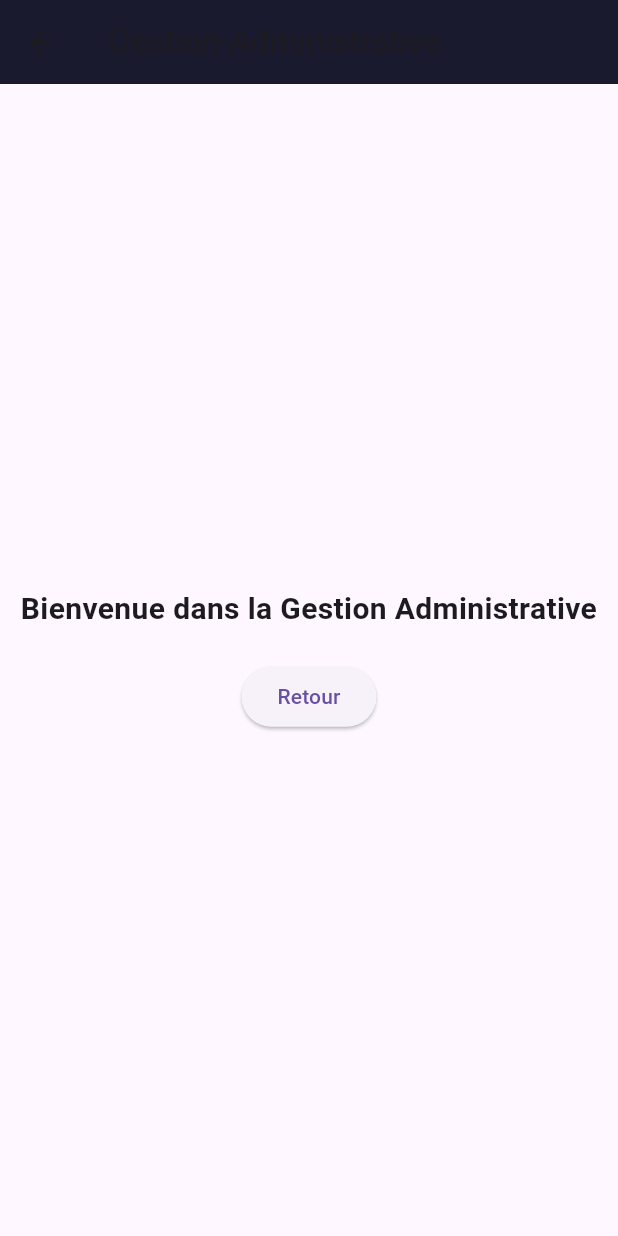
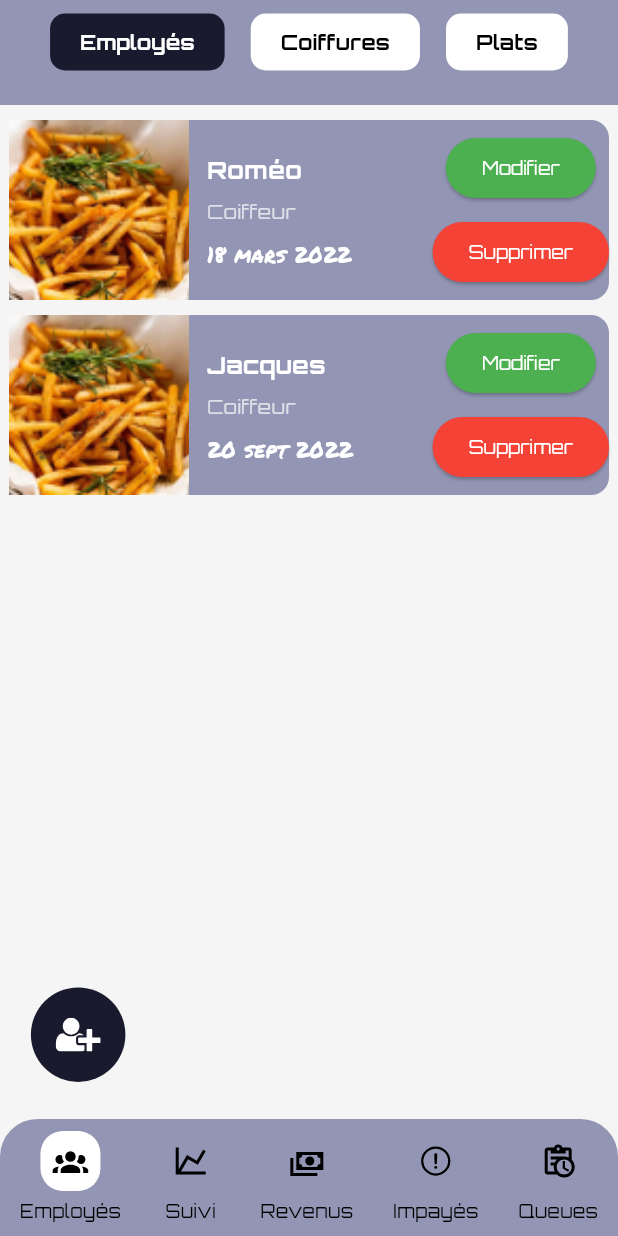
Before and after one commit to hdlcp/H.M-Admin, a Flutter app: the ConnexionScreen screen opened by its route, after a tap on "Se connecter", on a phone screen of 412 x 824 dp. Run offline on Flutter 3.47's test engine with Material 3 defaults, Android fonts, the light colour scheme and no system bars; our stand-ins replace flutter_spinkit, flutter_svg; project files that could hold a hidden picture were left out.

Commit message:
debut screen admin

```diff
--- a/lib/app/app_routes.dart
+++ b/lib/app/app_routes.dart
@@ -9,6 +9,11 @@ import '../screens/choice_payment_screen.dart';
 import '../screens/resto_payment_screen.dart';
 import '../screens/details_commande_screen.dart'; // Ajouter ce fichier
 import '../screens/commande_fait_screen.dart'; // Ajouter ce fichier
+import '../screens/gestion_employes_screen.dart'; // L'écran Employés
+import '../screens/suivi_screen.dart'; // L'écran Suivi
+import '../screens/revenus_screen.dart'; // L'écran Revenus
+import '../screens/impayes_screen.dart'; // L'écran Impayés
+import '../screens/queues_screen.dart'; // L'écran Queues
 
 class AppRoutes {
   // Définition des constantes de routes
@@ -24,6 +29,11 @@ class AppRoutes {
   static const String RestoPayment = '/restoPayment';
   static const String detailsCommandeScreen = '/details_commande_screen';
   static const String commandeFaitScreen = '/commande_fait_screen';
+  static const String gestionEmployesScreen = '/employesScreen';
+  static const String suiviScreen = '/suiviScreen';
+  static const String revenusScreen = '/revenusScreen';
+  static const String impayesScreen = '/impayesScreen';
+  static const String queuesScreen = '/queuesScreen';
 
   // Gestionnaire des routes
   static Route<dynamic> generateRoute(RouteSettings settings) {
@@ -80,6 +90,18 @@ class AppRoutes {
         return MaterialPageRoute(
           builder: (_) => CommandeFaitScreen(clientName: args['clientName']!),
         );
+
+      case suiviScreen:
+      //  return MaterialPageRoute(builder: (_) => SuiviScreen());
+      case revenusScreen:
+      //return MaterialPageRoute(builder: (_) => RevenusScreen());
+      case impayesScreen:
+      //  return MaterialPageRoute(builder: (_) => ImpayesScreen());
+      case queuesScreen:
+      //  return MaterialPageRoute(builder: (_) => QueuesScreen());
+      case gestionEmployesScreen:
+        return MaterialPageRoute(builder: (_) => GestionEmployesScreen());
+
       default:
         return MaterialPageRoute(
           builder: (_) => const Scaffold(
--- a/lib/screens/connexion_screen.dart
+++ b/lib/screens/connexion_screen.dart
@@ -205,7 +205,7 @@ class _ConnexionScreenState extends State<ConnexionScreen> {
   void _navigateBasedOnTitle(BuildContext context) {
     switch (widget.title) {
       case "Gestion Administrative":
-        Navigator.pushNamed(context, AppRoutes.adminHome);
+        Navigator.pushNamed(context, AppRoutes.gestionEmployesScreen);
         break;
       case "Gestion des Clients et Paiements":
         Navigator.pushNamed(context, AppRoutes.caissiereHome);
--- /dev/null
+++ b/lib/screens/custom_tab_bar.dart
@@ -0,0 +1,102 @@
+import 'package:flutter/material.dart';
+import 'package:flutter_svg/flutter_svg.dart';
+import '../app/app_routes.dart';
+
+class CustomTabBar extends StatefulWidget {
+  final int currentIndex; // L'index de l'écran actuel
+
+  const CustomTabBar({Key? key, required this.currentIndex}) : super(key: key);
+
+  @override
+  _CustomTabBarState createState() => _CustomTabBarState();
+}
+
+class _CustomTabBarState extends State<CustomTabBar> {
+  // Liste des onglets (icônes, titres, et routes)
+  final List<Map<String, dynamic>> _tabs = [
+    {
+      "icon": "assets/icons/employes.svg",
+      "label": "Employés",
+      "route":
+          AppRoutes.gestionEmployesScreen, // Correction pour utiliser AppRoutes
+    },
+    {
+      "icon": "assets/icons/suivi.svg",
+      "label": "Suivi",
+      "route": AppRoutes.suiviScreen,
+    },
+    {
+      "icon": "assets/icons/revenus.svg",
+      "label": "Revenus",
+      "route": AppRoutes.revenusScreen,
+    },
+    {
+      "icon": "assets/icons/impayes.svg",
+      "label": "Impayés",
+      "route": AppRoutes.impayesScreen,
+    },
+    {
+      "icon": "assets/icons/queues.svg",
+      "label": "Queues",
+      "route": AppRoutes.queuesScreen,
+    },
+  ];
+
+  @override
+  Widget build(BuildContext context) {
+    return Container(
+      decoration: const BoxDecoration(
+        color: Color(0xFF9295B3), // Couleur de fond du TabBar
+        borderRadius: BorderRadius.only(
+          topLeft: Radius.circular(25), // Arrondi gauche
+          topRight: Radius.circular(25), // Arrondi droite
+        ),
+      ),
+      padding: const EdgeInsets.symmetric(vertical: 8), // Espacement vertical
+      child: Row(
+        mainAxisAlignment: MainAxisAlignment.spaceAround,
+        children: List.generate(_tabs.length, (index) {
+          final isActive = widget.currentIndex == index; // Vérifie si actif
+
+          return GestureDetector(
+            onTap: () {
+              if (widget.currentIndex != index) {
+                Navigator.pushNamed(context, _tabs[index]['route']);
+                // Redirige vers un autre écran uniquement si nécessaire
+              }
+            },
+            child: Column(
+              mainAxisSize: MainAxisSize.min,
+              children: [
+                Container(
+                  padding:
+                      const EdgeInsets.all(8), // Marges internes pour l'icône
+                  decoration: BoxDecoration(
+                    color: isActive
+                        ? Colors.white
+                        : Colors.transparent, // Fond blanc si actif
+                    borderRadius: BorderRadius.circular(15), // Arrondi actif
+                  ),
+                  child: SvgPicture.asset(
+                    _tabs[index]['icon']!, // Icône SVG
+                    color: Colors.black, // Couleur de l'icône
+                    height: 24, // Taille de l'icône
+                  ),
+                ),
+                const SizedBox(height: 5), // Espacement entre icône et texte
+                Text(
+                  _tabs[index]['label']!, // Texte du bouton
+                  style: const TextStyle(
+                    fontFamily: 'Orbitron', // Police Orbitron
+                    fontSize: 12, // Taille du texte
+                    color: Colors.black, // Couleur du texte
+                  ),
+                ),
+              ],
+            ),
+          );
+        }),
+      ),
+    );
+  }
+}
--- /dev/null
+++ b/lib/screens/gestion_employes_screen.dart
@@ -0,0 +1,397 @@
+import 'package:flutter/material.dart';
+import '../screens/custom_tab_bar.dart';
+import 'package:flutter_svg/flutter_svg.dart';
+
+class GestionEmployesScreen extends StatefulWidget {
+  const GestionEmployesScreen({Key? key}) : super(key: key);
+
+  @override
+  State<GestionEmployesScreen> createState() => _GestionEmployesScreenState();
+}
+
+class _GestionEmployesScreenState extends State<GestionEmployesScreen>
+    with SingleTickerProviderStateMixin {
+  late TabController _tabController;
+
+  @override
+  void initState() {
+    super.initState();
+    _tabController = TabController(length: 3, vsync: this);
+  }
+
+  @override
+  void dispose() {
+    _tabController.dispose();
+    super.dispose();
+  }
+
+  @override
+  Widget build(BuildContext context) {
+    return Scaffold(
+      backgroundColor: const Color(0xFFF5F5F5),
+      appBar: PreferredSize(
+        preferredSize: const Size.fromHeight(70),
+        child: AppBar(
+          backgroundColor: const Color(0xFF9295B3),
+          elevation: 0,
+          automaticallyImplyLeading: false,
+          title: Row(
+            mainAxisAlignment: MainAxisAlignment.spaceEvenly,
+            children: [
+              // Bouton Employés
+              GestureDetector(
+                onTap: () {
+                  setState(() {
+                    _tabController.index = 0; // Change d'onglet
+                  });
+                },
+                child: Container(
+                  padding:
+                      const EdgeInsets.symmetric(vertical: 10, horizontal: 20),
+                  decoration: BoxDecoration(
+                    color: _tabController.index == 0
+                        ? const Color(0xFF191A2D) // Couleur active
+                        : Colors.white, // Couleur inactive
+                    borderRadius: BorderRadius.circular(10),
+                  ),
+                  child: Text(
+                    'Employés',
+                    style: TextStyle(
+                      fontFamily: 'Orbitron',
+                      fontSize: 14,
+                      fontWeight: FontWeight.bold,
+                      color: _tabController.index == 0
+                          ? Colors.white // Texte blanc si actif
+                          : Colors.black, // Texte noir si inactif
+                    ),
+                  ),
+                ),
+              ),
+
+              // Bouton Coiffures
+              GestureDetector(
+                onTap: () {
+                  setState(() {
+                    _tabController.index = 1; // Change d'onglet
+                  });
+                },
+                child: Container(
+                  padding:
+                      const EdgeInsets.symmetric(vertical: 10, horizontal: 20),
+                  decoration: BoxDecoration(
+                    color: _tabController.index == 1
+                        ? const Color(0xFF191A2D) // Couleur active
+                        : Colors.white, // Couleur inactive
+                    borderRadius: BorderRadius.circular(10),
+                  ),
+                  child: Text(
+                    'Coiffures',
+                    style: TextStyle(
+                      fontFamily: 'Orbitron',
+                      fontSize: 14,
+                      fontWeight: FontWeight.bold,
+                      color: _tabController.index == 1
+                          ? Colors.white // Texte blanc si actif
+                          : Colors.black, // Texte noir si inactif
+                    ),
+                  ),
+                ),
+              ),
+
+              // Bouton Plats
+              GestureDetector(
+                onTap: () {
+                  setState(() {
+                    _tabController.index = 2; // Change d'onglet
+                  });
+                },
+                child: Container(
+                  padding:
+                      const EdgeInsets.symmetric(vertical: 10, horizontal: 20),
+                  decoration: BoxDecoration(
+                    color: _tabController.index == 2
+                        ? const Color(0xFF191A2D) // Couleur active
+                        : Colors.white, // Couleur inactive
+                    borderRadius: BorderRadius.circular(10),
+                  ),
+                  child: Text(
+                    'Plats',
+                    style: TextStyle(
+                      fontFamily: 'Orbitron',
+                      fontSize: 14,
+                      fontWeight: FontWeight.bold,
+                      color: _tabController.index == 2
+                          ? Colors.white // Texte blanc si actif
+                          : Colors.black, // Texte noir si inactif
+                    ),
+                  ),
+                ),
+              ),
+            ],
+          ),
+        ),
+      ),
+
+      body: Stack(
+        children: [
+          TabBarView(
+            controller: _tabController,
+            children: [
+              _buildEmployesTab(),
+              _buildCoiffuresTab(),
+              _buildPlatsTab(),
+            ],
+          ),
+          Positioned(
+            bottom: MediaQuery.of(context).size.height *
+                0.03, // Position verticale adaptable
+            left: MediaQuery.of(context).size.width *
+                0.05, // Position horizontale totalement à gauche
+            child: GestureDetector(
+              onTap: () {
+                Navigator.pushNamed(context, '/addItemPage');
+              },
+              child: Container(
+                width: 63, // Diamètre du bouton
+                height: 63, // Diamètre du bouton
+                decoration: BoxDecoration(
+                  color: const Color(0xFF191A2D), // Couleur de fond
+                  shape: BoxShape.circle, // Forme circulaire
+                ),
+                child: Center(
+                  child: SvgPicture.asset(
+                    'assets/icons/add_icon.svg', // Chemin de l'icône SVG
+                    color: Colors.white, // Couleur de l'icône
+                    width: 30, // Taille de l'icône
+                    height: 30, // Taille de l'icône
+                  ),
+                ),
+              ),
+            ),
+          )
+        ],
+      ),
+      // Ajout de la CustomTabBar ici
+      bottomNavigationBar: const CustomTabBar(
+        currentIndex: 0, // L'onglet actif est "Employés"
+      ),
+    );
+  }
+
+  Widget _buildEmployesTab() {
+    final List<Map<String, dynamic>> employees = [
+      {
+        "name": "Roméo",
+        "post": "Coiffeur",
+        "date": "18 mars 2022",
+        "img": "assets/images/food_1.png",
+        "status": true
+      },
+      {
+        "name": "Jacques",
+        "post": "Coiffeur",
+        "date": "20 sept 2022",
+        "img": "assets/images/food_1.png",
+        "status": true
+      },
+    ];
+
+    return ListView.builder(
+      padding: const EdgeInsets.only(top: 10, bottom: 10, right: 6, left: 6),
+      itemCount: employees.length,
+      itemBuilder: (context, index) {
+        final employee = employees[index];
+        return _buildBox(
+          image: employee['img']!,
+          title: employee['name']!,
+          subtitle: employee['post']!, // Correction
+          info: employee['date']!, // Correction
+          status: employee['status']!,
+          onEdit: () => Navigator.pushNamed(context, '/editEmployeePage'),
+          onDelete: () => Navigator.pushNamed(context, '/deleteEmployeePage'),
+        );
+      },
+    );
+  }
+
+  Widget _buildCoiffuresTab() {
+    final List<Map<String, dynamic>> coiffures = [
+      {
+        "name": "Barbe Ronde",
+        "category": "Taille de barbe",
+        "price": "2000 CFA",
+        "img": "assets/images/food_1.png",
+        "status": true
+      },
+      {
+        "name": "Rasta",
+        "category": "Coupe de cheveux",
+        "price": "2500 CFA",
+        "img": "assets/images/food_1.png",
+        "status": true
+      },
+    ];
+
+    return ListView.builder(
+      padding: const EdgeInsets.only(top: 10, bottom: 10, right: 6, left: 6),
+      itemCount: coiffures.length,
+      itemBuilder: (context, index) {
+        final coiffure = coiffures[index];
+        return _buildBox(
+          image: coiffure['img']!,
+          title: coiffure['name']!,
+          subtitle: coiffure['category']!,
+          info: coiffure['price']!,
+          status: coiffure['status']!,
+          onEdit: () => Navigator.pushNamed(context, '/editCoiffurePage'),
+          onDelete: () => Navigator.pushNamed(context, '/deleteCoiffurePage'),
+        );
+      },
+    );
+  }
+
+  Widget _buildPlatsTab() {
+    final List<Map<String, dynamic>> plats = [
+      {
+        "name": "Hamburger",
+        "price": "2000 CFA",
+        "img": "assets/images/food_1.png",
+        "status": true
+      },
+      {
+        "name": "Pizza",
+        "price": "2000 CFA",
+        "img": "assets/images/food_1.png",
+        "status": false
+      },
+    ];
+
+    return ListView.builder(
+      padding: const EdgeInsets.only(top: 10, bottom: 10, right: 6, left: 6),
+      itemCount: plats.length,
+      itemBuilder: (context, index) {
+        final plat = plats[index];
+        return _buildBox(
+          image: plat['img']!,
+          title: plat['name']!,
+          subtitle: "", // Correction
+          info: plat['price']!,
+          status: plat['status']!,
+          onEdit: () => Navigator.pushNamed(context, '/editPlatPage'),
+          onDelete: () => Navigator.pushNamed(context, '/deletePlatPage'),
+        );
+      },
+    );
+  }
+
+  Widget _buildBox({
+    required String image,
+    required String title,
+    required String subtitle,
+    required String info,
+    required bool status,
+    required VoidCallback onEdit,
+    required VoidCallback onDelete,
+  }) {
+    return Container(
+      margin: const EdgeInsets.only(bottom: 10),
+      decoration: BoxDecoration(
+        color: const Color(0xFF9295B3),
+        borderRadius: const BorderRadius.only(
+          topRight: Radius.circular(12),
+          bottomRight: Radius.circular(12),
+        ),
+      ),
+      child: Row(
+        children: [
+          // Image sur la gauche
+          ClipRRect(
+            child: Image.asset(
+              image,
+              height: 120,
+              width: 120,
+              fit: BoxFit.cover,
+            ),
+          ),
+          const SizedBox(width: 12),
+          // Contenu textuel (Nom, Prix, Statut)
+          Expanded(
+            child: Padding(
+              padding: const EdgeInsets.symmetric(vertical: 8),
+              child: Column(
+                crossAxisAlignment: CrossAxisAlignment.start,
+                children: [
+                  Text(
+                    title,
+                    style: const TextStyle(
+                      fontFamily: "Orbitron",
+                      fontSize: 16,
+                      fontWeight: FontWeight.bold,
+                      color: Colors.white,
+                    ),
+                  ),
+                  const SizedBox(height: 8),
+                  Text(
+                    subtitle,
+                    style: const TextStyle(
+                      fontSize: 13,
+                      fontFamily: "Orbitron",
+                      color: Colors.white70,
+                    ),
+                  ),
+                  const SizedBox(height: 8),
+                  Text(
+                    info,
+                    style: const TextStyle(
+                        fontSize: 14,
+                        fontFamily: 'Permanent Marker',
+                        color: Colors.white),
+                  ),
+                ],
+              ),
+            ),
+          ),
+          // Boutons d'actions (Modifier/Supprimer)
+          Column(
+            mainAxisAlignment: MainAxisAlignment.center,
+            children: [
+              ElevatedButton(
+                onPressed: onEdit,
+                style: ElevatedButton.styleFrom(
+                  backgroundColor: Colors.green,
+                  shape: RoundedRectangleBorder(
+                    borderRadius: BorderRadius.circular(20),
+                  ),
+                ),
+                child: const Text(
+                  "Modifier",
+                  style: TextStyle(
+                      color: Colors.white,
+                      fontFamily: "Orbitron",
+                      fontSize: 12),
+                ),
+              ),
+              const SizedBox(height: 8),
+              ElevatedButton(
+                onPressed: onDelete,
+                style: ElevatedButton.styleFrom(
+                  backgroundColor: Colors.red,
+                  shape: RoundedRectangleBorder(
+                    borderRadius: BorderRadius.circular(20),
+                  ),
+                ),
+                child: const Text(
+                  "Supprimer",
+                  style: TextStyle(
+                      color: Colors.white,
+                      fontFamily: "Orbitron",
+                      fontSize: 12),
+                ),
+              ),
+            ],
+          ),
+        ],
+      ),
+    );
+  }
+}
--- a/lib/screens/resto_payment_screen.dart
+++ b/lib/screens/resto_payment_screen.dart
@@ -1,5 +1,5 @@
 import 'package:flutter/material.dart';
-import 'package:flutter_svg/flutter_svg.dart'; // Nécessaire pour charger les SVG
+import 'package:flutter_svg/flutter_svg.dart';
 import '../app/app_routes.dart';
 
 class RestoPaymentScreen extends StatefulWidget {
--- a/pubspec.yaml
+++ b/pubspec.yaml
@@ -68,3 +68,9 @@ flutter:
     - assets/icons/manicure_icon.png
     - assets/icons/cart_icon.svg
     - assets/icons/menu_icon.svg
+    - assets/icons/employes.svg
+    - assets/icons/suivi.svg
+    - assets/icons/revenus.svg
+    - assets/icons/impayes.svg
+    - assets/icons/queues.svg
+    - assets/icons/add_icon.svg
```
Also changed, not shown: assets/icons/add_icon.svg (added), assets/icons/employes.svg (added), assets/icons/impayes.svg (added), assets/icons/queues.svg (added), assets/icons/revenus.svg (added), assets/icons/suivi.svg (added), lib/screens/cashier_screen.dart (deleted), lib/screens/impayes_screen.dart (added), lib/screens/queues_screen.dart (added), lib/screens/revenus_screen.dart (added), lib/screens/suivi_screen.dart (added).
